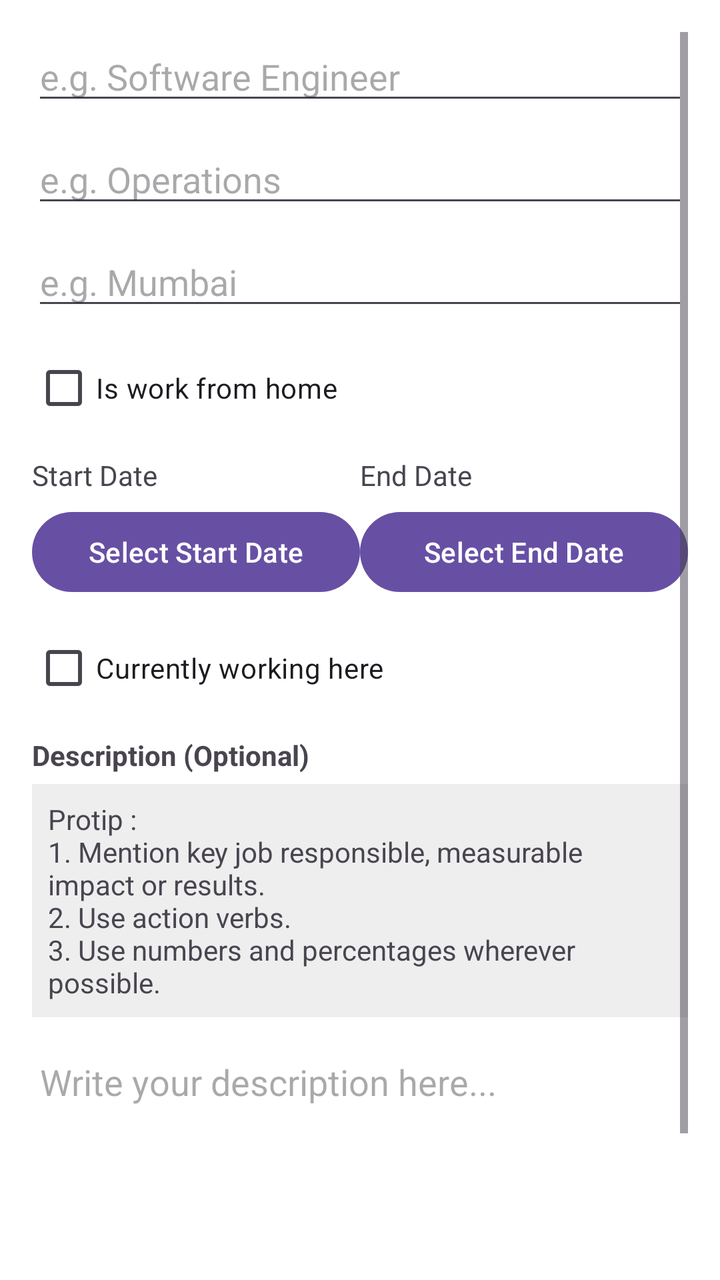
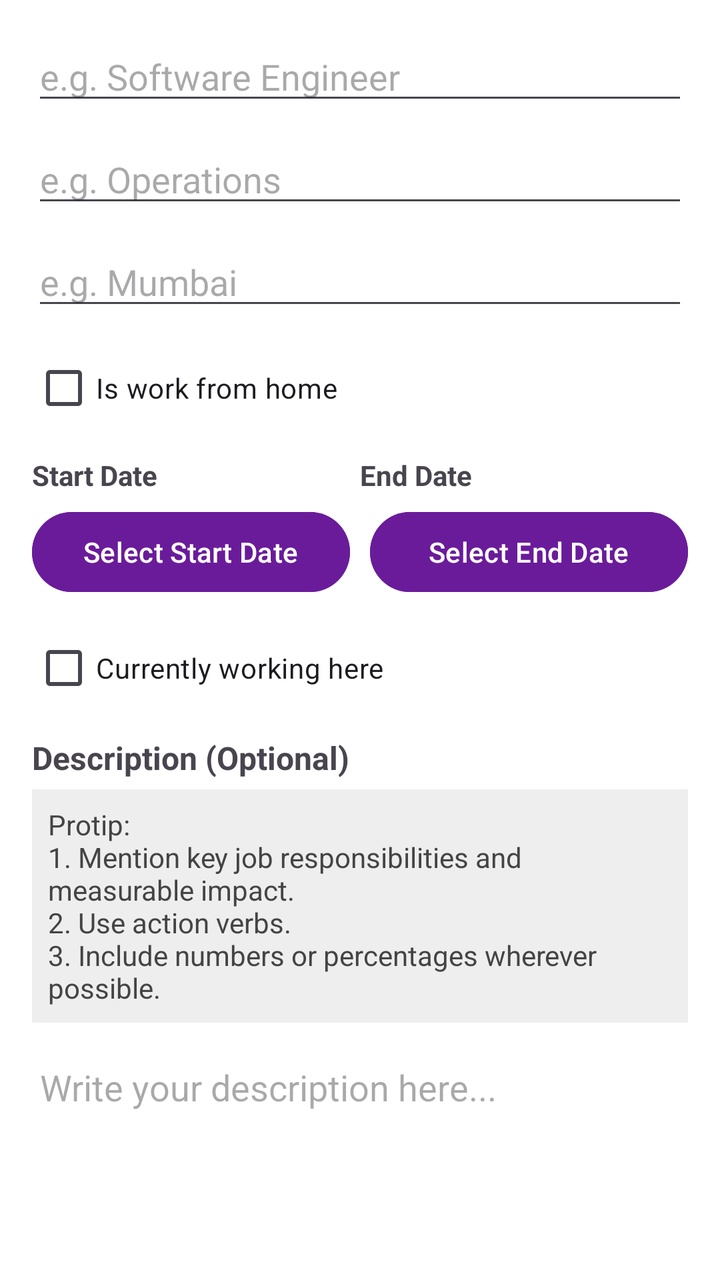

Two renders of the same Android screen: before a commit and after it. Below are the layout's source before the change and the commit's diff.
<!-- AndroidManifest.xml: application theme Theme.HireBridge -->
<!-- res/layout/fragment_experience.xml -->
<?xml version="1.0" encoding="utf-8"?>
<ScrollView xmlns:android="http://schemas.android.com/apk/res/android"
    android:layout_width="match_parent"
    android:layout_height="match_parent"
    android:padding="16dp"
    android:background="#FFFFFF">

    <LinearLayout
        android:layout_width="match_parent"
        android:layout_height="wrap_content"
        android:orientation="vertical">

        
        <EditText
            android:id="@+id/etDesignation"
            android:layout_width="match_parent"
            android:layout_height="wrap_content"
            android:hint="e.g. Software Engineer"
            android:inputType="text" />

        
        <EditText
            android:id="@+id/etProfile"
            android:layout_width="match_parent"
            android:layout_height="wrap_content"
            android:hint="e.g. Operations"
            android:inputType="text"
            android:layout_marginTop="10dp" />

        
        <EditText
            android:id="@+id/etLocation"
            android:layout_width="match_parent"
            android:layout_height="wrap_content"
            android:hint="e.g. Mumbai"
            android:inputType="text"
            android:layout_marginTop="10dp" />

        
        <CheckBox
            android:id="@+id/cbWorkFromHome"
            android:layout_width="wrap_content"
            android:layout_height="wrap_content"
            android:text="Is work from home"
            android:layout_marginTop="10dp" />

        
        <LinearLayout
            android:layout_width="match_parent"
            android:layout_height="wrap_content"
            android:orientation="horizontal"
            android:weightSum="2"
            android:layout_marginTop="10dp">

            <TextView
                android:layout_width="0dp"
                android:layout_height="wrap_content"
                android:layout_weight="1"
                android:text="Start Date" />

            <TextView
                android:layout_width="0dp"
                android:layout_height="wrap_content"
                android:layout_weight="1"
                android:text="End Date" />
        </LinearLayout>

        <LinearLayout
            android:layout_width="match_parent"
            android:layout_height="wrap_content"
            android:orientation="horizontal"
            android:weightSum="2"
            android:layout_marginTop="5dp">

            <Button
                android:id="@+id/btnStartDate"
                android:layout_width="0dp"
                android:layout_height="wrap_content"
                android:layout_weight="1"
                android:text="Select Start Date" />

            <Button
                android:id="@+id/btnEndDate"
                android:layout_width="0dp"
                android:layout_height="wrap_content"
                android:layout_weight="1"
                android:text="Select End Date" />
        </LinearLayout>

        
        <CheckBox
            android:id="@+id/cbCurrentWork"
            android:layout_width="wrap_content"
            android:layout_height="wrap_content"
            android:text="Currently working here"
            android:layout_marginTop="10dp" />

        
        <TextView
            android:layout_width="match_parent"
            android:layout_height="wrap_content"
            android:text="Description (Optional)"
            android:textStyle="bold"
            android:layout_marginTop="10dp" />

        
        <TextView
            android:layout_width="match_parent"
            android:layout_height="wrap_content"
            android:text="Protip :\n1. Mention key job responsible, measurable impact or results.\n2. Use action verbs.\n3. Use numbers and percentages wherever possible."
            android:textSize="14sp"
            android:padding="8dp"
            android:background="#EEEEEE"
            android:layout_marginTop="5dp" />

        <EditText
            android:id="@+id/etDescription"
            android:layout_width="match_parent"
            android:layout_height="120dp"
            android:gravity="top"
            android:inputType="textMultiLine"
            android:hint="Write your description here..."
            android:layout_marginTop="10dp" />

        
        <Button
            android:id="@+id/btnSaveResume"
            android:layout_width="match_parent"
            android:layout_height="wrap_content"
            android:text="Save"
            android:backgroundTint="@android:color/holo_green_dark"
            android:textColor="#FFFFFF"
            android:layout_marginTop="20dp" />

    </LinearLayout>
</ScrollView>
<!-- resources referenced by this layout -->
<resources>
  <style name="Theme.HireBridge" parent="Base.Theme.HireBridge" />
  <style name="Base.Theme.HireBridge" parent="Theme.Material3.DayNight.NoActionBar">
          
          
      </style>
</resources>

<!-- the commit's change to res/layout/fragment_experience.xml (unified diff, before → after) -->
@@ -3,7 +3,8 @@
     android:layout_width="match_parent"
     android:layout_height="match_parent"
     android:padding="16dp"
-    android:background="#FFFFFF">
+    android:background="#FFFFFF"
+    android:scrollbars="none"> 
 
     <LinearLayout
         android:layout_width="match_parent"
@@ -16,7 +17,8 @@
             android:layout_width="match_parent"
             android:layout_height="wrap_content"
             android:hint="e.g. Software Engineer"
-            android:inputType="text" />
+            android:inputType="text"
+            android:layout_marginBottom="10dp" />
 
         
         <EditText
@@ -25,7 +27,7 @@
             android:layout_height="wrap_content"
             android:hint="e.g. Operations"
             android:inputType="text"
-            android:layout_marginTop="10dp" />
+            android:layout_marginBottom="10dp" />
 
         
         <EditText
@@ -34,7 +36,7 @@
             android:layout_height="wrap_content"
             android:hint="e.g. Mumbai"
             android:inputType="text"
-            android:layout_marginTop="10dp" />
+            android:layout_marginBottom="10dp" />
 
         
         <CheckBox
@@ -42,7 +44,7 @@
             android:layout_width="wrap_content"
             android:layout_height="wrap_content"
             android:text="Is work from home"
-            android:layout_marginTop="10dp" />
+            android:layout_marginBottom="10dp" />
 
         
         <LinearLayout
@@ -50,41 +52,50 @@
             android:layout_height="wrap_content"
             android:orientation="horizontal"
             android:weightSum="2"
-            android:layout_marginTop="10dp">
+            android:layout_marginBottom="5dp">
 
             <TextView
                 android:layout_width="0dp"
                 android:layout_height="wrap_content"
                 android:layout_weight="1"
-                android:text="Start Date" />
+                android:text="Start Date"
+                android:textStyle="bold" />
 
             <TextView
                 android:layout_width="0dp"
                 android:layout_height="wrap_content"
                 android:layout_weight="1"
-                android:text="End Date" />
+                android:text="End Date"
+                android:textStyle="bold" />
         </LinearLayout>
 
+        
         <LinearLayout
             android:layout_width="match_parent"
             android:layout_height="wrap_content"
             android:orientation="horizontal"
             android:weightSum="2"
-            android:layout_marginTop="5dp">
+            android:layout_marginBottom="10dp">
 
             <Button
                 android:id="@+id/btnStartDate"
                 android:layout_width="0dp"
                 android:layout_height="wrap_content"
                 android:layout_weight="1"
-                android:text="Select Start Date" />
+                android:text="Select Start Date"
+                android:backgroundTint="#6A1B9A"
+                android:textColor="@android:color/white"
+                android:layout_marginEnd="5dp" />
 
             <Button
                 android:id="@+id/btnEndDate"
                 android:layout_width="0dp"
                 android:layout_height="wrap_content"
                 android:layout_weight="1"
-                android:text="Select End Date" />
+                android:text="Select End Date"
+                android:backgroundTint="#6A1B9A"
+                android:textColor="@android:color/white"
+                android:layout_marginStart="5dp" />
         </LinearLayout>
 
         
@@ -93,7 +104,7 @@
             android:layout_width="wrap_content"
             android:layout_height="wrap_content"
             android:text="Currently working here"
-            android:layout_marginTop="10dp" />
+            android:layout_marginBottom="10dp" />
 
         
         <TextView
@@ -101,18 +112,21 @@
             android:layout_height="wrap_content"
             android:text="Description (Optional)"
             android:textStyle="bold"
-            android:layout_marginTop="10dp" />
+            android:textSize="16sp"
+            android:layout_marginBottom="5dp" />
 
         
         <TextView
             android:layout_width="match_parent"
             android:layout_height="wrap_content"
-            android:text="Protip :\n1. Mention key job responsible, measurable impact or results.\n2. Use action verbs.\n3. Use numbers and percentages wherever possible."
+            android:text="Protip:\n1. Mention key job responsibilities and measurable impact.\n2. Use action verbs.\n3. Include numbers or percentages wherever possible."
             android:textSize="14sp"
             android:padding="8dp"
             android:background="#EEEEEE"
-            android:layout_marginTop="5dp" />
+            android:textColor="#444444"
+            android:layout_marginBottom="10dp" />
 
+        
         <EditText
             android:id="@+id/etDescription"
             android:layout_width="match_parent"
@@ -120,7 +134,7 @@
             android:gravity="top"
             android:inputType="textMultiLine"
             android:hint="Write your description here..."
-            android:layout_marginTop="10dp" />
+            android:layout_marginBottom="20dp" />
 
         
         <Button
@@ -128,9 +142,9 @@
             android:layout_width="match_parent"
             android:layout_height="wrap_content"
             android:text="Save"
-            android:backgroundTint="@android:color/holo_green_dark"
-            android:textColor="#FFFFFF"
-            android:layout_marginTop="20dp" />
+            android:backgroundTint="#6A1B9A"
+            android:textColor="@android:color/white"
+            android:layout_marginBottom="20dp" />
 
     </LinearLayout>
 </ScrollView>
